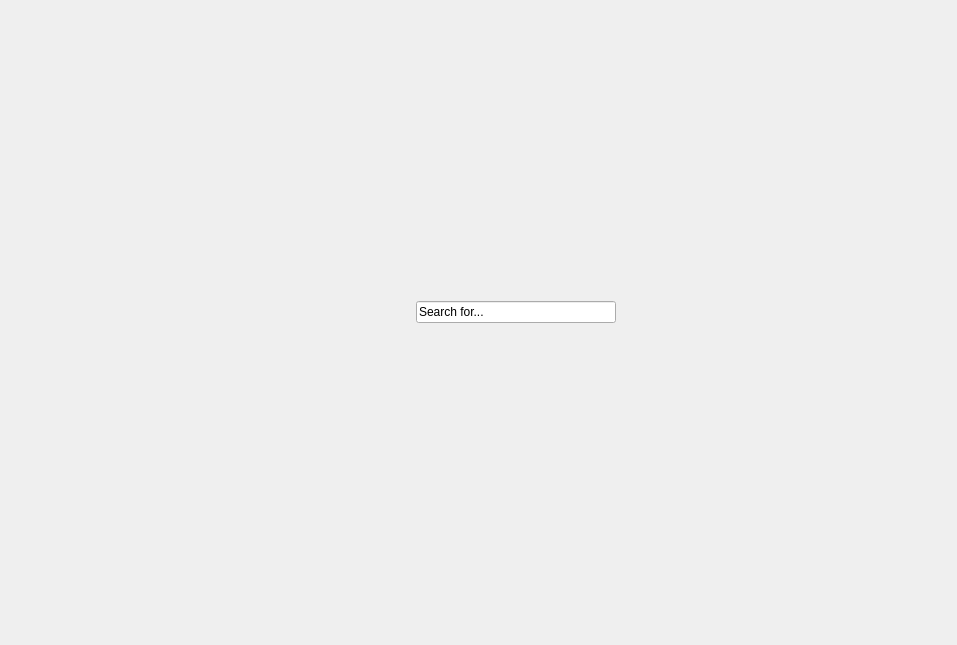
The window that StardewValleyApp/src/main/gui/FishManagementController.ui (Razvanix445/Stardew-Valley-App) describes before a commit, drawn with Qt 5.
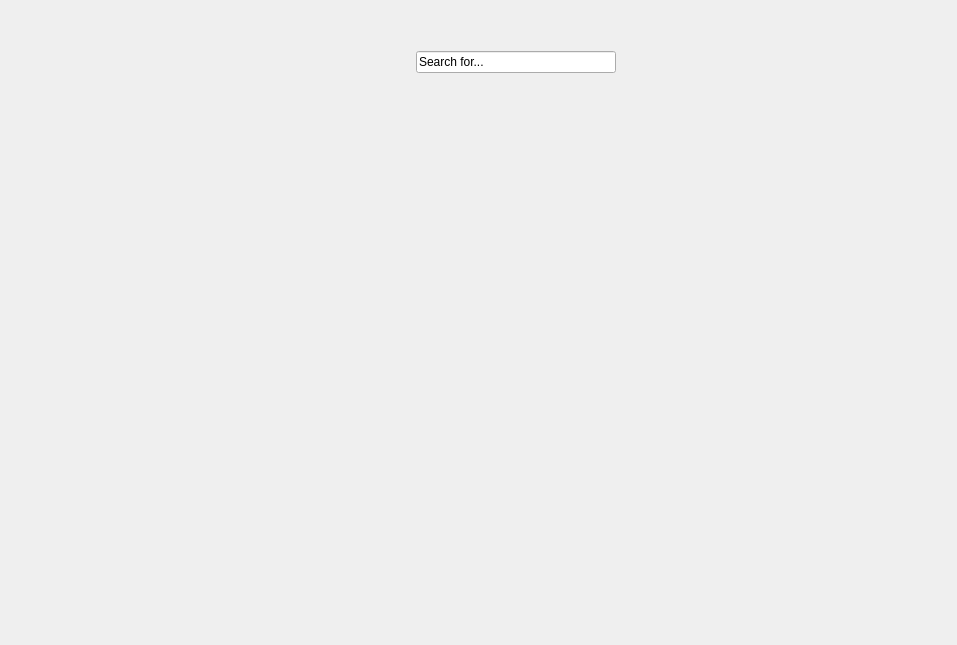
The same window after the commit.

```diff
--- a/StardewValleyApp/src/main/gui/FishManagementController.ui
+++ b/StardewValleyApp/src/main/gui/FishManagementController.ui
@@ -54,7 +54,7 @@
      </spacer>
     </item>
     <item row="1" column="1">
-     <layout class="QVBoxLayout" name="centralLayout" stretch="0,0">
+     <layout class="QVBoxLayout" name="centralLayout" stretch="0,1,0">
       <item>
        <layout class="QHBoxLayout" name="FilteringOptionLayout">
         <item>
```
Left out of the diff: 3 changed lines with no effect on the pictures.
